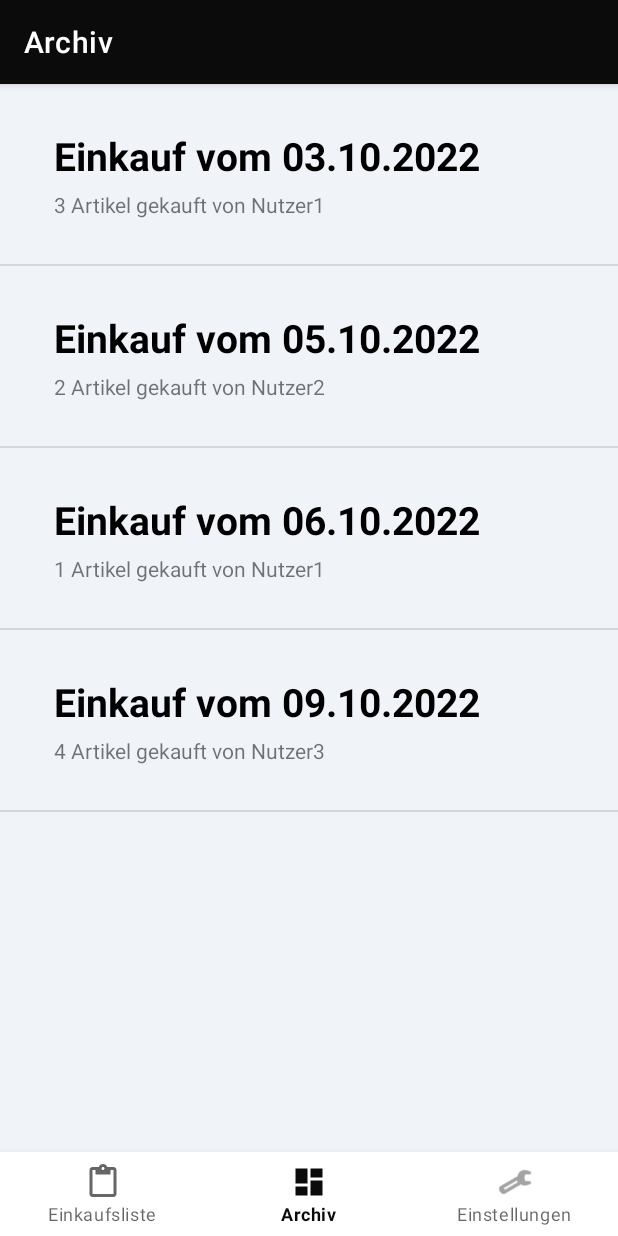
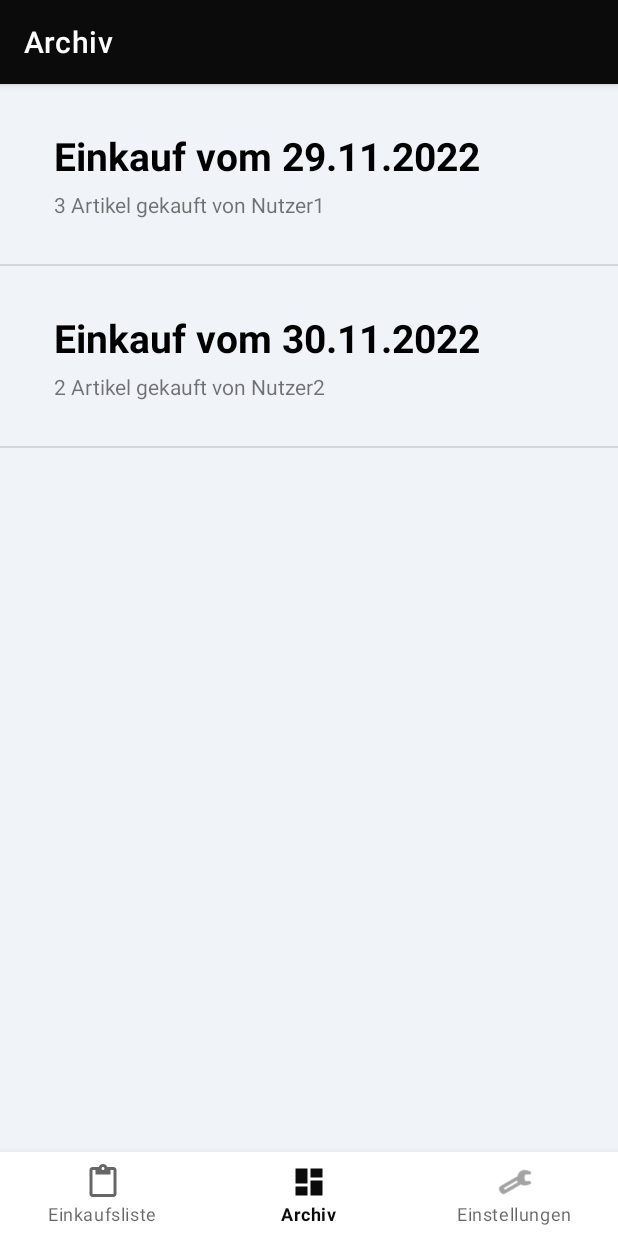
Before and after one commit to Faroesne/wg-shopping, an Android app: the ArchiveFragment screen opened through its navigation route, on a phone screen of 412 x 824 dp. Run offline under Robolectric (Android 15) with nearby library versions, the phone set to English and light mode, and no system bars; our stand-ins replace navigation-ui.

Commit message:
updated tables, added archive functionality with database, temporary placeholder for item name

```diff
--- a/app/src/main/java/com/example/communityshopping/database/ArchiveDB.kt
+++ /dev/null
@@ -1,65 +0,0 @@
-package com.example.communityshopping.database
-
-import android.content.ContentValues
-import android.content.Context
-import android.database.Cursor
-import android.database.sqlite.SQLiteDatabase
-import android.database.sqlite.SQLiteOpenHelper
-import com.example.communityshopping.database.ShoppingListDB.Companion.COLUMN_ITEM_NAME
-import com.example.communityshopping.database.ShoppingListDB.Companion.TABLE_SHOPPING_LIST
-
-class ArchiveDB(
-    context: Context?,
-    factory: SQLiteDatabase.CursorFactory?
-) : SQLiteOpenHelper(context, DbSettings.DATABASE_NAME, factory, DbSettings.DATABASE_VERSION) {
-
-    override fun onCreate(db: SQLiteDatabase?) {
-
-        val query = "CREATE TABLE " + TABLE_ARCHIVE +
-                " (" + COLUMN_ARCHIVE_ID + " INTEGER PRIMARY KEY AUTOINCREMENT, " +
-                COLUMN_ARCHIVE_USERNAME + " TEXT, " +
-                COLUMN_ARCHIVE_DATE + " TEXT); " +
-                "CREATE TABLE " + TABLE_ARCHIVE_ITEM +
-                " (FOREIGN KEY(" + COLUMN_FK_ID +
-                ") REFERENCES " + TABLE_ARCHIVE +
-                "(" + COLUMN_ARCHIVE_ID + "), FOREIGN KEY(" +
-                COLUMN_ITEM_OBJ + ") REFERENCES " +
-                TABLE_SHOPPING_LIST + "(" + COLUMN_ITEM_NAME + "), " +
-                COLUMN_ITEM_PRICE + " REAL);"
-        db!!.execSQL(query)
-    }
-
-    override fun onUpgrade(db: SQLiteDatabase?, oldVersion: Int, newVersion: Int) {
-        db!!.execSQL("DROP TABLE IF EXISTS " + TABLE_ARCHIVE + ", " + TABLE_ARCHIVE_ITEM)
-        onCreate(db)
-    }
-
-    fun getAllTableData(): Cursor? {
-        val db = this.readableDatabase
-        return db.rawQuery("SELECT * FROM " + TABLE_ARCHIVE, null)
-    }
-
-    fun addItem(name: String): Long {
-        val db = this.writableDatabase
-        val values = ContentValues()
-        values.put(COLUMN_ARCHIVE_USERNAME, name)
-        val id = db.insert(TABLE_ARCHIVE, null, values)
-        db.close()
-        return id
-    }
-
-    fun deleteItem(id: Long) {
-    }
-
-    //add table column here
-    companion object {
-        const val TABLE_ARCHIVE = "archive_list"
-        const val COLUMN_ARCHIVE_ID = "_id"
-        const val COLUMN_ARCHIVE_USERNAME = "archive_name"
-        const val COLUMN_ARCHIVE_DATE = "archive_date"
-        const val TABLE_ARCHIVE_ITEM = "archive_item"
-        const val COLUMN_FK_ID = "archive_id"
-        const val COLUMN_ITEM_OBJ = "item_object"
-        const val COLUMN_ITEM_PRICE = "item_price"
-    }
-}
--- a/app/src/main/java/com/example/communityshopping/database/ShoppingListDB.kt
+++ b/app/src/main/java/com/example/communityshopping/database/ShoppingListDB.kt
@@ -15,23 +15,66 @@ class ShoppingListDB(
 
     override fun onCreate(db: SQLiteDatabase?) {
 
-        val query = "CREATE TABLE " + TABLE_SHOPPING_LIST +
-                " (" + COLUMN_ID + " INTEGER PRIMARY KEY AUTOINCREMENT, " +
+        val queryShoppingList = "CREATE TABLE " + TABLE_SHOPPING_LIST +
+                " (" + COLUMN_ITEM_ID + " INTEGER PRIMARY KEY AUTOINCREMENT, " +
                 COLUMN_ITEM_NAME + " TEXT);"
-        db!!.execSQL(query)
+        val queryArchive = "CREATE TABLE " + TABLE_ARCHIVE +
+                " (" + COLUMN_ARCHIVE_ID + " INTEGER PRIMARY KEY AUTOINCREMENT, " +
+                COLUMN_ARCHIVE_USERNAME + " TEXT, " +
+                COLUMN_ARCHIVE_DATE + " TEXT);"
+        val queryArchiveItem = "CREATE TABLE " + TABLE_ARCHIVE_ITEM +
+                " (" + COLUMN_ARCHIVE_ITEM_ID + " INTEGER PRIMARY KEY AUTOINCREMENT, " +
+                COLUMN_ITEM_PRICE + " REAL, " +
+                COLUMN_ITEM_ID + " INTEGER REFERENCES " +
+                TABLE_SHOPPING_LIST + " (" + COLUMN_ITEM_ID + "), " +
+                COLUMN_ARCHIVE_ID + " INTEGER REFERENCES " +
+                TABLE_ARCHIVE + " (" + COLUMN_ARCHIVE_ID + "));"
+        val queryFillShoppingDB = "INSERT INTO " + TABLE_SHOPPING_LIST + " (" +
+                COLUMN_ITEM_NAME + ") VALUES ('Item1'), " +
+                "('Item2'), ('Item3'), ('Item4'), ('Item5');"
+        val queryFillArchiveDB = "INSERT INTO " + TABLE_ARCHIVE + " (" +
+                COLUMN_ARCHIVE_USERNAME + ", " + COLUMN_ARCHIVE_DATE +
+                ") VALUES ('Nutzer1', '29.11.2022'), " +
+                "('Nutzer2', '30.11.2022');"
+        val queryFillArchiveItemDB = "INSERT INTO " + TABLE_ARCHIVE_ITEM + " (" +
+                COLUMN_ITEM_PRICE + ", " + COLUMN_ITEM_ID + ", " +
+                COLUMN_ARCHIVE_ID + ") VALUES (2.99, 1, 1), " +
+                "(1.99, 2, 1), " +
+                "(3.99, 3, 1), " +
+                "(4.99, 4, 2), " +
+                "(2.99, 5, 2);"
+        db!!.execSQL(queryShoppingList)
+        db!!.execSQL(queryArchive)
+        db!!.execSQL(queryArchiveItem)
+        db!!.execSQL(queryFillShoppingDB)
+        db!!.execSQL(queryFillArchiveDB)
+        db!!.execSQL(queryFillArchiveItemDB)
     }
 
     override fun onUpgrade(db: SQLiteDatabase?, oldVersion: Int, newVersion: Int) {
-        db!!.execSQL("DROP TABLE IF EXISTS " + TABLE_SHOPPING_LIST)
+        db!!.execSQL("DROP TABLE IF EXISTS " + TABLE_SHOPPING_LIST + ", " + TABLE_ARCHIVE + ", " + TABLE_ARCHIVE_ITEM)
         onCreate(db)
     }
 
-    fun getAllTableData(): Cursor? {
+    fun getShoppingListData(): Cursor? {
         val db = this.readableDatabase
         return db.rawQuery("SELECT * FROM " + TABLE_SHOPPING_LIST, null)
     }
 
-    fun addItem(name: String): Long {
+    fun getArchiveData(): Cursor? {
+        val db = this.readableDatabase
+        return db.rawQuery("SELECT * FROM " + TABLE_ARCHIVE, null)
+    }
+
+    fun getArchiveItemData(index: Int): Cursor? {
+        val db = this.readableDatabase
+        return db.rawQuery(
+            "SELECT * FROM " + TABLE_ARCHIVE_ITEM + " WHERE " + COLUMN_ARCHIVE_ID + " = " + index,
+            null
+        )
+    }
+
+    fun addShoppingListItem(name: String): Long {
         val db = this.writableDatabase
         val values = ContentValues()
         values.put(COLUMN_ITEM_NAME, name)
@@ -40,7 +83,28 @@ class ShoppingListDB(
         return id
     }
 
-    fun deleteItem(id: Long) {
+    fun addArchiveListItem(name: String, date: String): Long {
+        val db = this.writableDatabase
+        val values = ContentValues()
+        values.put(COLUMN_ARCHIVE_USERNAME, name)
+        values.put(COLUMN_ARCHIVE_DATE, date)
+        val id = db.insert(TABLE_ARCHIVE, null, values)
+        db.close()
+        return id
+    }
+
+    fun addArchiveItem(price: Double, listFK: Int, itemFK: Int): Long {
+        val db = this.writableDatabase
+        val values = ContentValues()
+        values.put(COLUMN_ITEM_PRICE, price)
+        values.put(COLUMN_ITEM_ID, itemFK)
+        values.put(COLUMN_ARCHIVE_ID, listFK)
+        val id = db.insert(TABLE_ARCHIVE_ITEM, null, values)
+        db.close()
+        return id
+    }
+
+    fun deleteShoppingListItem(id: Long) {
         val db = this.writableDatabase
         db.delete(TABLE_SHOPPING_LIST, "_id=" + id, null)
     }
@@ -48,7 +112,16 @@ class ShoppingListDB(
     //add table column here
     companion object {
         const val TABLE_SHOPPING_LIST = "shopping_list"
-        const val COLUMN_ID = "_id"
+        const val COLUMN_ITEM_ID = "shopping_list_id"
         const val COLUMN_ITEM_NAME = "shopping_item"
+
+        const val TABLE_ARCHIVE = "archive_list"
+        const val COLUMN_ARCHIVE_USERNAME = "archive_name"
+        const val COLUMN_ARCHIVE_DATE = "archive_date"
+
+        const val TABLE_ARCHIVE_ITEM = "archive_item"
+        const val COLUMN_ARCHIVE_ITEM_ID = "archive_item_id"
+        const val COLUMN_ARCHIVE_ID = "archive_id"
+        const val COLUMN_ITEM_PRICE = "item_price"
     }
 }
--- a/app/src/main/java/com/example/communityshopping/mainActivity/archive/ArchiveFragment.kt
+++ b/app/src/main/java/com/example/communityshopping/mainActivity/archive/ArchiveFragment.kt
@@ -7,7 +7,7 @@ import android.view.View
 import android.view.ViewGroup
 import androidx.fragment.app.Fragment
 import androidx.lifecycle.ViewModelProvider
-import com.example.communityshopping.database.ArchiveDB
+import com.example.communityshopping.database.ShoppingListDB
 import com.example.communityshopping.databinding.FragmentDashboardBinding
 import com.example.communityshopping.mainActivity.archive.models.Archive
 
@@ -32,74 +32,58 @@ class ArchiveFragment : Fragment() {
         _binding = FragmentDashboardBinding.inflate(inflater, container, false)
         val root: View = binding.root
 
-        val title = arrayOf(
-            "Einkauf vom 03.10.2022",
-            "Einkauf vom 05.10.2022",
-            "Einkauf vom 06.10.2022",
-            "Einkauf vom 09.10.2022"
-        )
-
-        val info = arrayOf(
-            "3 Artikel gekauft von Nutzer1",
-            "2 Artikel gekauft von Nutzer2",
-            "1 Artikel gekauft von Nutzer1",
-            "4 Artikel gekauft von Nutzer3"
-        )
-
-        val items = arrayListOf(
-            arrayListOf("Artikel 1", "Artikel 2", "Artikel 3"),
-            arrayListOf("Artikel 1", "Artikel 2"),
-            arrayListOf("Artikel 1", "Artikel 2", "Artikel 3", "Artikel 4"),
-            arrayListOf("Artikel 1")
-        )
-
-        val prices = arrayListOf(
-            arrayListOf(1.00, 2.00, 3.00),
-            arrayListOf(2.00, 1.00),
-            arrayListOf(4.00, 3.00, 2.00, 1.00),
-            arrayListOf(5.00)
-        )
-
-        archiveArrayList = ArrayList()
-
-        for (i in title.indices) {
-            val itemsList: ArrayList<archiveItem> = ArrayList()
-            for (a in items[i].indices) {
-                val itemsTemp = items[i][a]
-                val pricesTemp = prices[i][a]
-                itemsList.add(archiveItem(itemsTemp, pricesTemp))
-            }
-            val archive = Archive(title[i], info[i], itemsList)
-            archiveArrayList.add(archive)
-        }
-
-        binding.listview.isClickable = true
-        binding.listview.adapter = ArchiveAdapter(requireActivity(), archiveArrayList)
-        binding.listview.setOnItemClickListener { parent, view, position, id ->
-
-            val title = title[position]
-            val info = info[position]
-            val items = items[position]
-
-            val i = Intent(requireActivity(), ArchiveActivity::class.java)
-            i.putExtra("archiveArrayList", archiveArrayList)
-            i.putExtra("position", position)
-            startActivity(i)
-
-        }
-
         dbGetArchiveList()
 
         return root
     }
 
     private fun dbGetArchiveList() {
-        val db = ArchiveDB(this.context, null)
-        val cursor = db.getAllTableData()
+        val db = ShoppingListDB(this.context, null)
+        val cursor = db.getArchiveData()
+        archiveArrayList = ArrayList()
         if (cursor!!.count >= 1) {
             while (cursor.moveToNext()) {
+                val archiveItem =
+                    db.getArchiveItemData(
+                        cursor.getInt
+                            (cursor.getColumnIndexOrThrow(ShoppingListDB.COLUMN_ARCHIVE_ID))
+                    )
+                val archive = Archive(
+                    "Einkauf vom " +
+                            cursor.getString
+                                (cursor.getColumnIndexOrThrow(ShoppingListDB.COLUMN_ARCHIVE_DATE)),
+                    archiveItem!!.count.toString() +
+                            " Artikel gekauft von " + cursor.getString(
+                        cursor.getColumnIndexOrThrow(
+                            ShoppingListDB.COLUMN_ARCHIVE_USERNAME
+                        )
+                    ),
+                    cursor.getInt(cursor.getColumnIndexOrThrow(ShoppingListDB.COLUMN_ARCHIVE_ID))
+                )
+                archiveArrayList.add(archive)
+
+                /*println(cursor.getString(cursor.getColumnIndexOrThrow(ShoppingListDB.COLUMN_ARCHIVE_USERNAME)))
+                println(cursor.getString(cursor.getColumnIndexOrThrow(ShoppingListDB.COLUMN_ARCHIVE_DATE)))
+                val archiveItem = db.getArchiveItemData(cursor.getInt(cursor.getColumnIndexOrThrow(ShoppingListDB.COLUMN_ARCHIVE_ID)))
+                println(archiveItem!!.count)
+                if (archiveItem!!.count >= 1) {
+                    while (archiveItem.moveToNext()) {
+                        println(archiveItem.getDouble(archiveItem.getColumnIndexOrThrow(ShoppingListDB.COLUMN_ITEM_ID)))
+                    }
+                    archiveItem.close()
+                }
+                println(archiveItem.getDouble(archiveItem.getColumnIndexOrThrow(ShoppingListDB.COLUMN_ITEM_ID)))*/
             }
             cursor.close()
+        }
+        binding.listview.isClickable = true
+        binding.listview.adapter = ArchiveAdapter(requireActivity(), archiveArrayList)
+        binding.listview.setOnItemClickListener { parent, view, position, id ->
+
+            val i = Intent(requireActivity(), ArchiveActivity::class.java)
+            i.putExtra("archiveArrayList", archiveArrayList)
+            i.putExtra("position", position)
+            startActivity(i)
         }
     }
 
--- a/app/src/main/java/com/example/communityshopping/mainActivity/archive/models/Archive.kt
+++ b/app/src/main/java/com/example/communityshopping/mainActivity/archive/models/Archive.kt
@@ -1,8 +1,6 @@
 package com.example.communityshopping.mainActivity.archive.models
 
-import com.example.communityshopping.mainActivity.archive.archiveItem
-
-class Archive(var title: String, var info: String, var archiveItems: ArrayList<archiveItem>) :
+class Archive(var title: String, var info: String, var index: Int) :
     java.io.Serializable {
 
 }
--- a/app/src/main/java/com/example/communityshopping/mainActivity/shoppinglist/HomeFragment.kt
+++ b/app/src/main/java/com/example/communityshopping/mainActivity/shoppinglist/HomeFragment.kt
@@ -10,8 +10,8 @@ import android.widget.*
 import androidx.fragment.app.Fragment
 import androidx.lifecycle.ViewModelProvider
 import com.example.communityshopping.R
+import com.example.communityshopping.database.ShoppingListDB
 import com.example.communityshopping.database.models.Item
-import com.example.communityshopping.database.ShoppingListDB
 import com.example.communityshopping.databinding.FragmentHomeBinding
 import com.example.communityshopping.purchasing.PurchasingActivity
 
@@ -70,7 +70,7 @@ class HomeFragment : Fragment() {
 
     private fun dbGetShoppingList() {
         val db = ShoppingListDB(this.context, null)
-        val cursor = db.getAllTableData()
+        val cursor = db.getShoppingListData()
         if (cursor!!.count >= 1) {
             while (cursor.moveToNext()) {
                 val view: View = layoutInflater.inflate(R.layout.card, null)
@@ -79,7 +79,7 @@ class HomeFragment : Fragment() {
                     cursor.getString(cursor.getColumnIndexOrThrow(ShoppingListDB.COLUMN_ITEM_NAME))
                 val item = Item(
                     view,
-                    cursor.getLong(cursor.getColumnIndexOrThrow(ShoppingListDB.COLUMN_ID))
+                    cursor.getLong(cursor.getColumnIndexOrThrow(ShoppingListDB.COLUMN_ITEM_ID))
                 )
                 itemList.add(item)
                 layout!!.addView(view)
@@ -92,7 +92,7 @@ class HomeFragment : Fragment() {
         val view: View = layoutInflater.inflate(R.layout.card, null)
         val nameView: TextView = view.findViewById(R.id.name)
         val db = ShoppingListDB(this.context, null)
-        val id = db.addItem(name)
+        val id = db.addShoppingListItem(name)
         val item = Item(view, id)
         nameView.text = name
         itemList.add(item)
@@ -118,7 +118,7 @@ class HomeFragment : Fragment() {
 
     private fun dbDeleteItem(id: Long) {
         val db = ShoppingListDB(this.context, null)
-        db.deleteItem(id)
+        db.deleteShoppingListItem(id)
     }
 
     private fun submitItems() {
```
Also changed, not shown: app/src/main/java/com/example/communityshopping/mainActivity/archive/ArchiveActivity.kt (+28 -3 lines).
